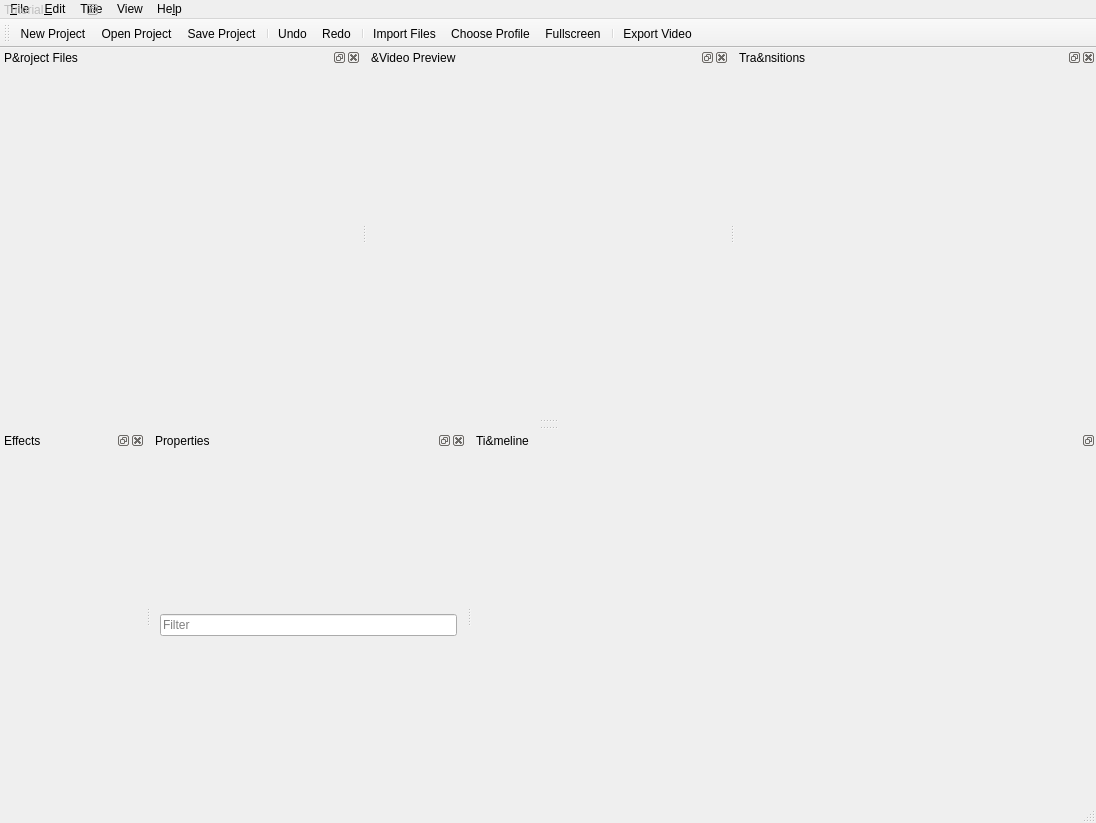
Before: the Qt Designer form src/windows/ui/main-window.ui in OpenShot/openshot-qt, drawn with Qt 5.
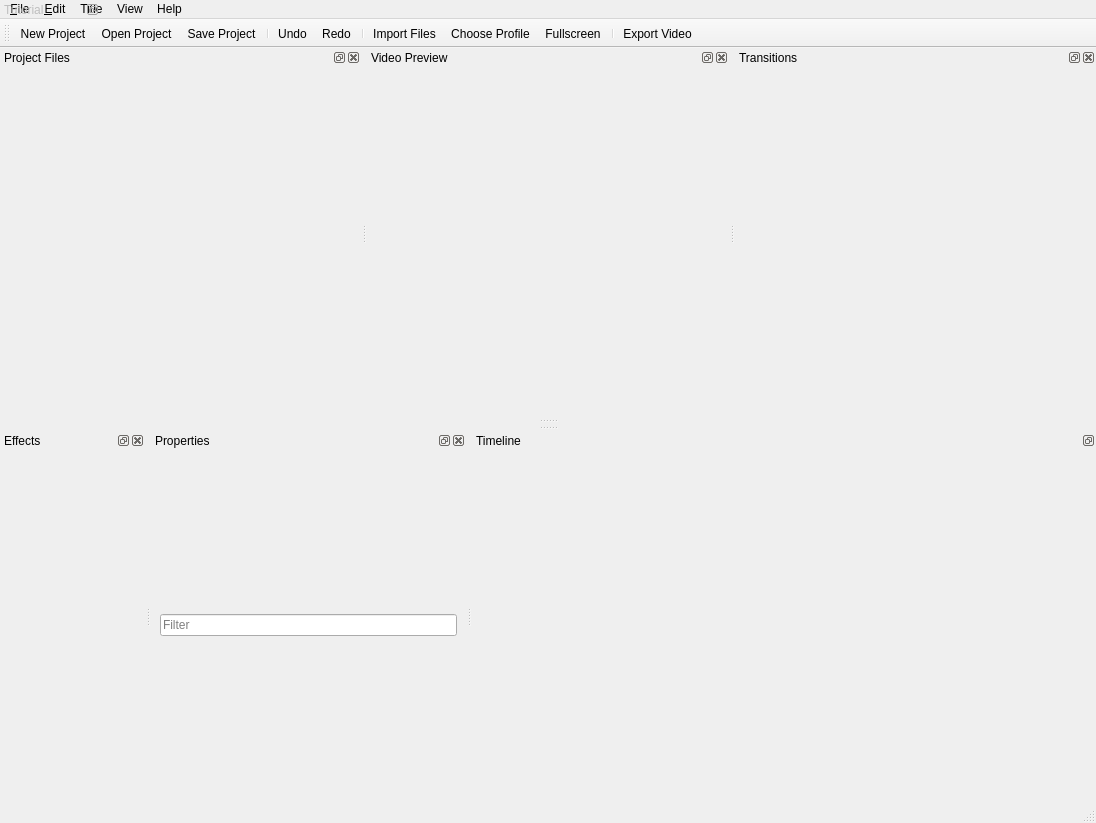
After: the same form once the commit is applied. Icons and pictures are not drawn.

Commit message: Removing some &amp; from the main window ui file (for translation reasons... since I would prefer we not have to retranslate those things before our next release). Also removing "Properties View" which was a bit experimental, since we are aleady forcing Properties into pillar mode with both "simple" and "advanced" views.

```diff
--- a/src/windows/ui/main-window.ui
+++ b/src/windows/ui/main-window.ui
@@ -149,7 +149,7 @@
    </widget>
    <widget class="QMenu" name="menuHelp">
     <property name="title">
-     <string>He&amp;lp</string>
+     <string>Help</string>
     </property>
     <addaction name="actionHelpContents"/>
     <addaction name="separator"/>
@@ -199,7 +199,7 @@
     </sizepolicy>
    </property>
    <property name="windowTitle">
-    <string>P&amp;roject Files</string>
+    <string>Project Files</string>
    </property>
    <attribute name="dockWidgetArea">
     <number>4</number>
@@ -232,7 +232,7 @@
     </sizepolicy>
    </property>
    <property name="windowTitle">
-    <string>&amp;Video Preview</string>
+    <string>Video Preview</string>
    </property>
    <attribute name="dockWidgetArea">
     <number>4</number>
@@ -259,7 +259,7 @@
   </widget>
   <widget class="QDockWidget" name="dockTransitions">
    <property name="windowTitle">
-    <string>Tra&amp;nsitions</string>
+    <string>Transitions</string>
    </property>
    <attribute name="dockWidgetArea">
     <number>4</number>
@@ -452,7 +452,7 @@
     <set>QDockWidget::DockWidgetFloatable|QDockWidget::DockWidgetMovable</set>
    </property>
    <property name="windowTitle">
-    <string>Ti&amp;meline</string>
+    <string>Timeline</string>
    </property>
    <attribute name="dockWidgetArea">
     <number>8</number>
```
Left out of the diff: 66 changed lines with no effect on the pictures. The commit also changes 1 other file.
